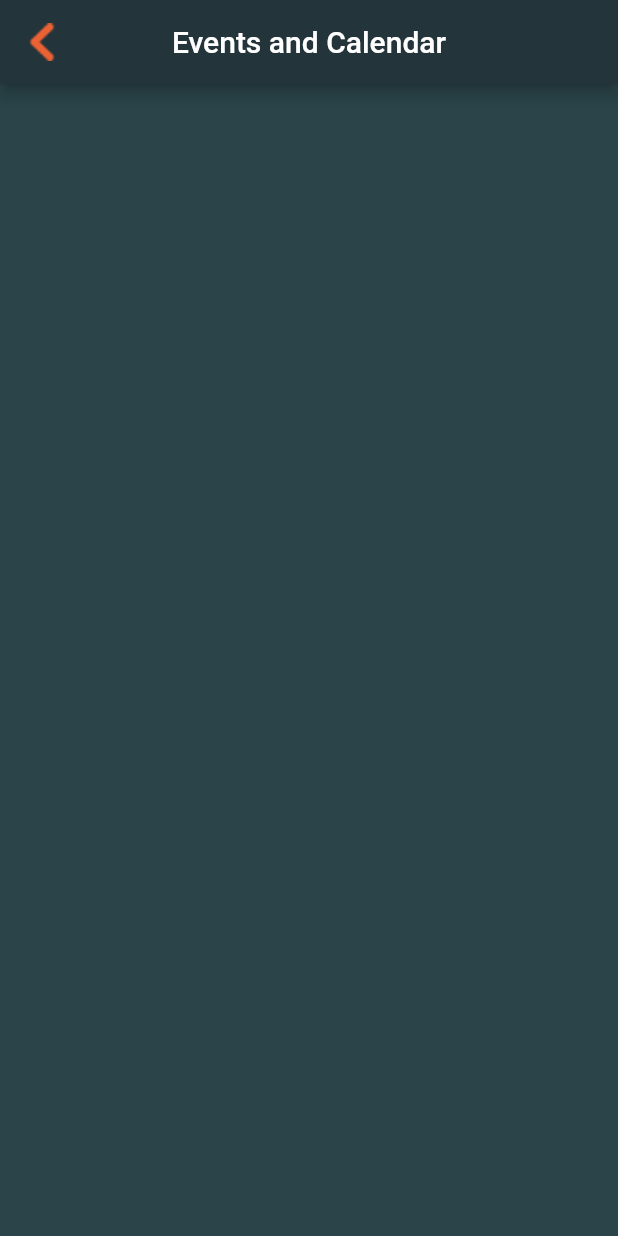
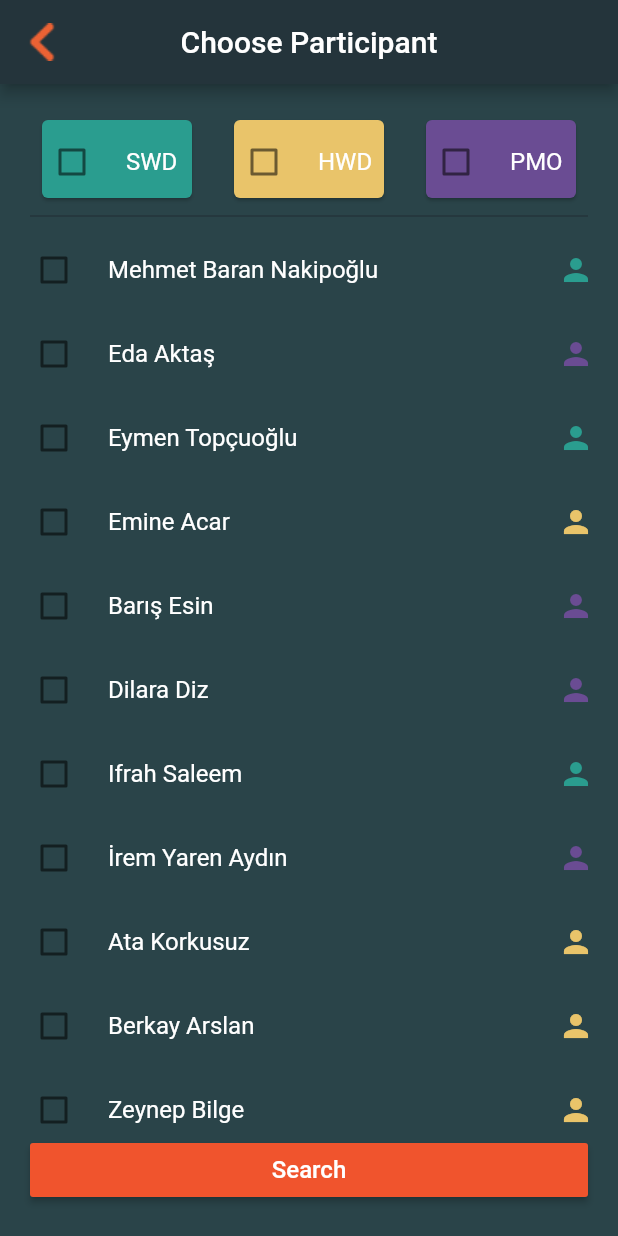
Before and after one commit to yagmure15/BordaNew, a Flutter app: the DashboardScreen screen opened directly, in the side drawer, after a tap on "Events and Calendar", on a phone screen of 412 x 824 dp. Run offline on Flutter 3.47's test engine with Material 2 defaults, Android fonts, the phone set to English and light mode, and no system bars; our stand-ins replace flutter_speed_dial, fluttertoast, font_awesome_flutter, syncfusion_flutter_calendar, syncfusion_flutter_datepicker; network calls fail.

Commit message:
participant screen is added for meeting res

```diff
--- a/lib/screens/dashboard_screen.dart
+++ b/lib/screens/dashboard_screen.dart
@@ -34,6 +34,7 @@ class _DashboardScreenState extends State<DashboardScreen> {
         backgroundColor: bordaGreen,
         actions: <Widget>[
           IconButton(
+
             padding: EdgeInsets.only(right: 16),
             icon: const Icon(Icons.notifications_active),
             onPressed: () {},
--- a/lib/screens/drawer_screen.dart
+++ b/lib/screens/drawer_screen.dart
@@ -6,6 +6,8 @@ import 'package:flutter/gestures.dart';
 import 'package:flutter/material.dart';
 import 'package:fluttertoast/fluttertoast.dart';
 import 'package:url_launcher/url_launcher.dart' show launch;
+
+import 'meeting_search_employee.dart';
 
 class DrawerScreen extends StatefulWidget {
   const DrawerScreen({Key? key}) : super(key: key);
@@ -63,7 +65,7 @@ class _DrawerScreenState extends State<DrawerScreen> {
                   Navigator.push(
                       context,
                       MaterialPageRoute(
-                          builder: (context) => EventCalendarScreen()));
+                          builder: (context) => SearchEmployee()));
                 },
               ),
               ListTile(
--- a/lib/screens/meeting_room_res_screen.dart
+++ b/lib/screens/meeting_room_res_screen.dart
@@ -1,3 +1,4 @@
+import 'package:bordatech/screens/meeting_search_employee.dart';
 import 'package:bordatech/utils/hex_color.dart';
 import 'package:flutter/cupertino.dart';
 import 'package:flutter/material.dart';
@@ -254,8 +255,9 @@ class _MeetingRoomScreen extends State {
             )),
         key: _key,
         onPressed: () {
-          pickTime(context);
-          _SentInformRequest();
+        Navigator.push(context, MaterialPageRoute(builder: (context) => SearchEmployee() ));
+
+      _SentInformRequest();
         },
       ),
     );
--- /dev/null
+++ b/lib/screens/meeting_search_employee.dart
@@ -0,0 +1,370 @@
+import 'package:bordatech/utils/hex_color.dart';
+import 'package:flutter/material.dart';
+import 'package:fluttertoast/fluttertoast.dart';
+
+class SearchEmployee extends StatefulWidget {
+  @override
+  State<StatefulWidget> createState() {
+    // TODO: implement createState
+    return _SearchEmployeeState();
+  }
+}
+
+class _SearchEmployeeState extends State<SearchEmployee> {
+  bool isCheck = true;
+
+  final department = [
+  CheckBoxState(name: "SWD", title: "yazılım"),
+  CheckBoxState(name: "HWD", title: "donanım"),
+  CheckBoxState(name: "PMO", title: "pmo")
+  ];
+  final onlySWD = CheckBoxState(name: "SWD", title: "yazılım");
+  final onlyHWD = CheckBoxState(name: "HWD", title: "donanım");
+  final onlyPMO = CheckBoxState(name: "PMO", title: "pmo");
+
+  final employeeCheckboxList=  [
+    CheckBoxState(name: "Mehmet Baran Nakipoğlu ", title: "yazılım"),
+    CheckBoxState(name: "Eda Aktaş", title: "pmo"),
+    CheckBoxState(name: "Eymen Topçuoğlu", title: "yazılım"),
+    CheckBoxState(name: "Emine Acar", title: "donanım"),
+    CheckBoxState(name: "Barış Esin", title: "pmo"),
+    CheckBoxState(name: "Dilara Diz", title: "pmo"),
+    CheckBoxState(name: "Ifrah Saleem", title: "yazılım"),
+    CheckBoxState(name: "İrem Yaren Aydın", title: "pmo"),
+    CheckBoxState(name: "Ata Korkusuz", title: "donanım"),
+    CheckBoxState(name: "Berkay Arslan", title: "donanım"),
+    CheckBoxState(name: "Zeynep Bilge", title: "donanım"),
+    CheckBoxState(name: "Yusuf Savaş", title: "donanım"),
+    CheckBoxState(name: "Utku Urkun", title: "donanım"),
+    CheckBoxState(name: "Onat Çınlar", title: "pmo"),
+    CheckBoxState(name: "Mehmet Ali Aldıç", title: "pmo"),
+    CheckBoxState(name: "Engin Yağmur", title: "yazılım"),
+    CheckBoxState(name: "Fatih Onuk", title: "pmo"),
+    CheckBoxState(name: "Çağla Burçin Dikbasan", title: "pmo"),
+
+
+  ];
+
+  @override
+  Widget build(BuildContext context) {
+    // TODO: implement build
+    return Scaffold(
+      backgroundColor: bordaSoftGreen,
+      appBar: AppBar(
+        leading: TextButton(
+            onPressed: () {
+              Navigator.pop(context);
+            },
+            child: Image.asset('assets/return.png')),
+        title: Text('Choose Participant'),
+        backgroundColor: bordaGreen,
+        centerTitle: true,
+      ),
+      body: Column(
+        children: [
+          Container(
+            height: 60,
+            margin: EdgeInsets.only(top: 20),
+            child: Row(
+              mainAxisAlignment: MainAxisAlignment.center,
+              crossAxisAlignment: CrossAxisAlignment.center,
+              children: [
+                _checkboxForSWD(onlySWD),
+                SizedBox(width: 20,),
+                _checkboxForHWD(onlyHWD),
+                SizedBox(width: 20,),
+                _checkboxForPMO(onlyPMO),
+              ],
+            ),
+          ),
+          Container(
+            margin: EdgeInsets.symmetric(horizontal: 20),
+            child: Divider(color:  bordaGreen,
+              thickness: 1,),
+          ),
+          liste(),
+          Container(
+            margin: EdgeInsets.only(bottom: 20,left: 20,right: 20,top :0),
+            child: MaterialButton(
+              minWidth: MediaQuery.of(context).size.width,
+              color: bordaOrange,
+              child: Text("Search",
+                  style: const TextStyle(
+                    fontSize: 16,
+                    color: Colors.white,
+                    fontWeight: FontWeight.w500,
+                  )),
+              onPressed: () {
+
+              },
+            ),
+          ),
+        ],
+      ),
+    );
+  }
+Widget liste (){
+    return Expanded(
+      child: ListView(
+
+        children: [
+
+          ...employeeCheckboxList.map(_checkboxListBuild).toList(),
+
+        ],
+      ),
+    );
+}
+  Widget _checkboxListBuild(CheckBoxState checkBoxState) {
+    Color color = Colors.lime;
+    if(checkBoxState.title =="yazılım"){
+      color = yesil;
+    } else if(checkBoxState.title =="donanım"){
+      color = sari;
+    }else  if(checkBoxState.title =="pmo"){
+      color = turuncu;
+    }
+    return CheckboxListTile(
+            title: Text(
+              checkBoxState.name,
+              style: TextStyle(color: Colors.white),
+            ),
+            value: checkBoxState.value,
+            controlAffinity: ListTileControlAffinity.leading,
+            secondary: Icon(
+              Icons.person,
+              color: color,
+            ),
+            onChanged: (bool? value) {
+              setState(() {
+                checkBoxState.value = value!;
+                _allCheckController(value);
+
+              });
+            },
+          );
+
+  }
+  Widget _checkboxForSWD(CheckBoxState checkBoxState) {
+    return
+        Card(
+
+          color: yesil,
+          child: SizedBox(
+            width: 100,
+            child: CheckboxListTile(
+              contentPadding: EdgeInsets.all(0),
+                title: Text(
+                  checkBoxState.name,
+                  style: TextStyle(color: Colors.white),
+                ),
+                value: checkBoxState.value,
+                controlAffinity: ListTileControlAffinity.leading,
+
+                onChanged: toggleGroupCheckboxForSWD,
+              ),
+          ),
+        );
+
+
+  }
+  Widget _checkboxForHWD(CheckBoxState checkBoxState) {
+    return
+      Card(
+        color: sari,
+        child: SizedBox(
+          width: 100,
+          child: CheckboxListTile(
+            contentPadding: EdgeInsets.symmetric(horizontal: 00),
+            title: Text(
+              checkBoxState.name,
+              style: TextStyle(color: Colors.white),
+            ),
+            value: checkBoxState.value,
+            controlAffinity: ListTileControlAffinity.leading,
+
+            onChanged: toggleGroupCheckboxForHWD,
+          ),
+        ),
+      );
+
+
+  }
+
+  Widget _checkboxForPMO(CheckBoxState checkBoxState) {
+    return
+      Card(
+        color: turuncu,
+        child: SizedBox(
+          width: 100,
+          child: CheckboxListTile(
+            contentPadding: EdgeInsets.symmetric(horizontal: 00),
+            title: Text(
+              checkBoxState.name,
+              style: TextStyle(color: Colors.white),
+            ),
+            value: checkBoxState.value,
+            controlAffinity: ListTileControlAffinity.leading,
+
+            onChanged: toggleGroupCheckboxForPMO,
+          ),
+        ),
+      );
+
+
+  }
+
+
+  void toggleGroupCheckboxForSWD(bool? value) {
+    if(value == null) return;
+
+
+            onlySWD.value = value;
+
+
+          for(int i=0; i<employeeCheckboxList.length; i++){
+            if(  employeeCheckboxList[i].title == "yazılım"){
+            setState(() {
+              employeeCheckboxList[i].value = value;
+            });
+            }
+          }
+
+
+
+
+
+
+
+
+
+
+
+
+  }
+  void toggleGroupCheckboxForHWD(bool? value) {
+    if(value == null) return;
+
+
+    onlyHWD.value = value;
+
+
+    for(int i=0; i<employeeCheckboxList.length; i++){
+      if(  employeeCheckboxList[i].title == "donanım"){
+        setState(() {
+          employeeCheckboxList[i].value = value;
+        });
+      }
+    }
+
+
+
+
+
+
+
+
+
+
+
+
+  }
+
+  void toggleGroupCheckboxForPMO(bool? value) {
+    if(value == null) return;
+
+
+    onlyPMO.value = value;
+
+
+    for(int i=0; i<employeeCheckboxList.length; i++){
+      if(  employeeCheckboxList[i].title == "pmo"){
+        setState(() {
+          employeeCheckboxList[i].value = value;
+        });
+      }
+    }
+    }
+
+  void _allCheckController(bool value) {
+    setState(() {
+      for(int i=0; i<employeeCheckboxList.length; i++){
+
+        if(  employeeCheckboxList[i].title == "yazılım" && employeeCheckboxList[i].value == false  ){
+          setState(() {
+            onlySWD.value = false;
+          });
+          break;
+
+        }
+        else {
+            setState(() {
+              onlySWD.value = true;
+            });
+          }
+
+
+
+
+      }
+      for(int i=0; i<employeeCheckboxList.length; i++){
+        if(  employeeCheckboxList[i].title == "donanım" && employeeCheckboxList[i].value == false  ){
+          setState(() {
+            onlyHWD.value = false;
+          });
+          break;
+
+        }
+        else {
+          setState(() {
+            onlyHWD.value = true;
+          });
+        }
+
+      }
+      for(int i=0; i<employeeCheckboxList.length; i++){
+        if(  employeeCheckboxList[i].title == "pmo" && employeeCheckboxList[i].value == false  ){
+          setState(() {
+            onlyPMO.value = false;
+          });
+          break;
+
+        }
+        else {
+          setState(() {
+            onlyPMO.value = true;
+          });
+        }
+
+      }
+    });
+
+
+
+
+  }
+
+
+
+
+
+
+
+
+
+
+
+  }
+
+  void _showToast(S) {
+    Fluttertoast.showToast(msg: S.toString(), toastLength: Toast.LENGTH_SHORT);
+  }
+
+
+class CheckBoxState {
+  final String name;
+  bool value;
+  final String title;
+
+  CheckBoxState({required this.name, this.value = false, required this.title});
+}
--- a/lib/utils/hex_color.dart
+++ b/lib/utils/hex_color.dart
@@ -12,3 +12,6 @@ class HexColor {
 var bordaGreen = Color(HexColor.toHexCode("#24343b"));
 var bordaOrange = Color(HexColor.toHexCode("#f0542d"));
 var bordaSoftGreen = Color(HexColor.toHexCode("#2a4449"));
+var yesil = Color(HexColor.toHexCode("#2a9d8f"));
+var sari = Color(HexColor.toHexCode("#e9c46a"));
+var turuncu = Color(HexColor.toHexCode("#6a4c93"));
--- a/pubspec.yaml
+++ b/pubspec.yaml
@@ -33,6 +33,8 @@ dependencies:
   dropdown_plus: ^0.0.9
   url_launcher: ^6.0.9
   syncfusion_flutter_datepicker: ^19.1.57-beta
+  syncfusion_flutter_calendar: ^19.2.55
+
   intl: ^0.17.0
   flutter_time_picker_spinner: ^2.0.0
   http: ^0.13.3
```
Also changed, not shown: lib/screens/event_and_calendar_screen.dart (+112 -1 lines), pubspec.lock.
